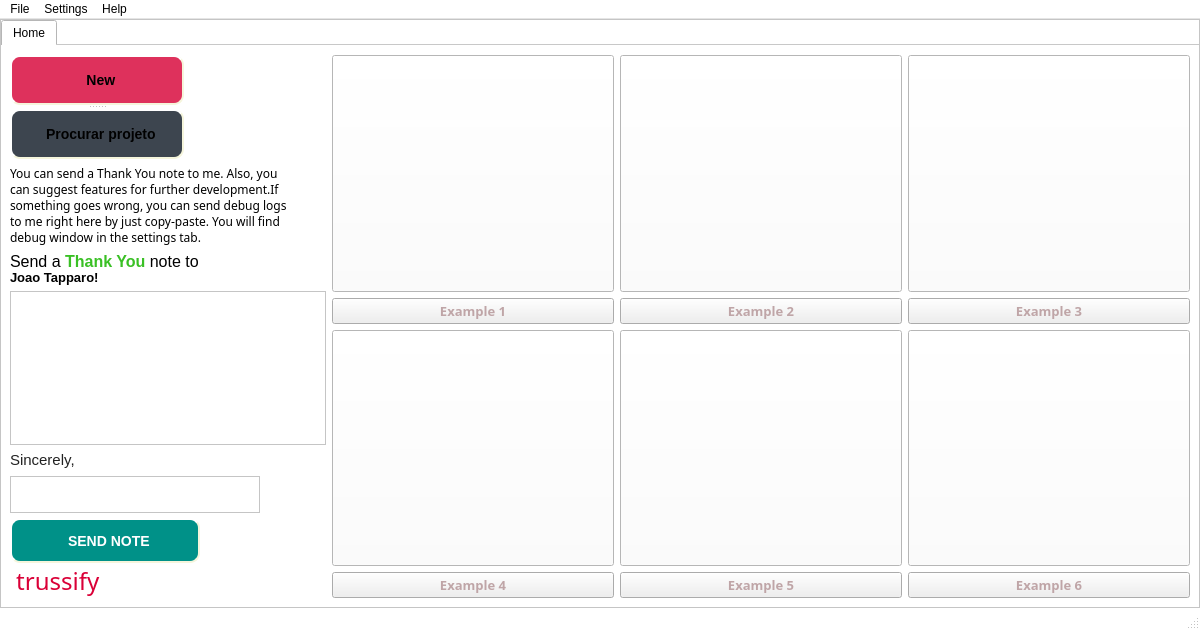
First picture: the form in Ui File/main.ui, repository joaotapparo/trussify, before the edit.
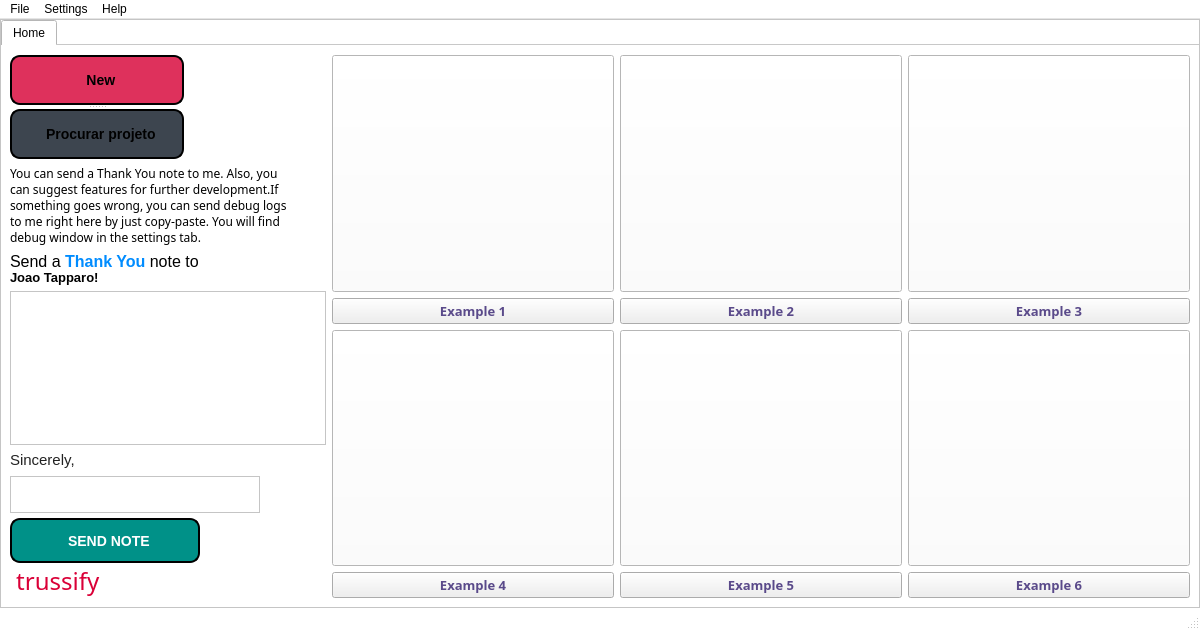
Second picture: the form after the edit. Icons and pictures are not drawn.

The edit to the form file:
```diff
--- a/Ui File/main.ui
+++ b/Ui File/main.ui
@@ -593,7 +593,7 @@
     border-style: outset;
     border-width: 2px;
     border-radius: 10px;
-    border-color: beige;
+    border-color: black;
     font: bold 14px;
     min-width: 10em;
 }
@@ -638,7 +638,7 @@
     border-style: outset;
     border-width: 2px;
     border-radius: 10px;
-    border-color: beige;
+    border-color: black;
     font: bold 14px;
     min-width: 10em;
 }
@@ -720,7 +720,7 @@
     border-style: outset;
     border-width: 2px;
     border-radius: 10px;
-    border-color: beige;
+    border-color: black;
     font: bold 14px;
     min-width: 10em;
 }
@@ -772,7 +772,7 @@
                    </size>
                   </property>
                   <property name="text">
-                   <string>&lt;html&gt;&lt;head/&gt;&lt;body&gt;&lt;p&gt;&lt;span style=&quot; font-size:12pt;&quot;&gt;Send a &lt;/span&gt;&lt;span style=&quot; font-size:12pt; font-weight:600; color:#3ac025;&quot;&gt;Thank You&lt;/span&gt;&lt;span style=&quot; font-size:12pt;&quot;&gt; note to&lt;/span&gt;&lt;br/&gt;&lt;span style=&quot; font-size:10pt; font-weight:600;&quot;&gt;Joao Tapparo!&lt;/span&gt;&lt;/p&gt;&lt;/body&gt;&lt;/html&gt;</string>
+                   <string>&lt;html&gt;&lt;head/&gt;&lt;body&gt;&lt;p&gt;&lt;span style=&quot; font-size:12pt;&quot;&gt;Send a &lt;/span&gt;&lt;span style=&quot; font-size:12pt; font-weight:600; color:#008cff;&quot;&gt;Thank You&lt;/span&gt;&lt;span style=&quot; font-size:12pt;&quot;&gt; note to&lt;/span&gt;&lt;br/&gt;&lt;span style=&quot; font-size:10pt; font-weight:600;&quot;&gt;Joao Tapparo!&lt;/span&gt;&lt;/p&gt;&lt;/body&gt;&lt;/html&gt;</string>
                   </property>
                  </widget>
                 </item>
@@ -860,7 +860,7 @@
                      <cursorShape>PointingHandCursor</cursorShape>
                     </property>
                     <property name="styleSheet">
-                     <string notr="true">color: rgb(191, 165, 167);</string>
+                     <string notr="true">color: rgb(90, 74, 138);</string>
                     </property>
                     <property name="text">
                      <string>Example 3</string>
@@ -881,7 +881,7 @@
                      <cursorShape>PointingHandCursor</cursorShape>
                     </property>
                     <property name="styleSheet">
-                     <string notr="true">color: rgb(191, 165, 167);</string>
+                     <string notr="true">color: rgb(90, 74, 138);</string>
                     </property>
                     <property name="text">
                      <string>Example 2</string>
@@ -1004,7 +1004,7 @@
                      <cursorShape>PointingHandCursor</cursorShape>
                     </property>
                     <property name="styleSheet">
-                     <string notr="true">color: rgb(191, 165, 167);</string>
+                     <string notr="true">color: rgb(90, 74, 138);</string>
                     </property>
                     <property name="text">
                      <string>Example 1</string>
@@ -1059,7 +1059,7 @@
                      <cursorShape>PointingHandCursor</cursorShape>
                     </property>
                     <property name="styleSheet">
-                     <string notr="true">color: rgb(191, 165, 167);</string>
+                     <string notr="true">color: rgb(90, 74, 138);</string>
                     </property>
                     <property name="text">
                      <string>Example 5</string>
@@ -1080,7 +1080,7 @@
                      <cursorShape>PointingHandCursor</cursorShape>
                     </property>
                     <property name="styleSheet">
-                     <string notr="true">color: rgb(191, 165, 167);</string>
+                     <string notr="true">color: rgb(90, 74, 138);</string>
                     </property>
                     <property name="text">
                      <string>Example 6</string>
@@ -1101,7 +1101,7 @@
                      <cursorShape>PointingHandCursor</cursorShape>
                     </property>
                     <property name="styleSheet">
-                     <string notr="true">color: rgb(191, 165, 167);</string>
+                     <string notr="true">color: rgb(90, 74, 138);</string>
                     </property>
                     <property name="text">
                      <string>Example 4</string>
```
